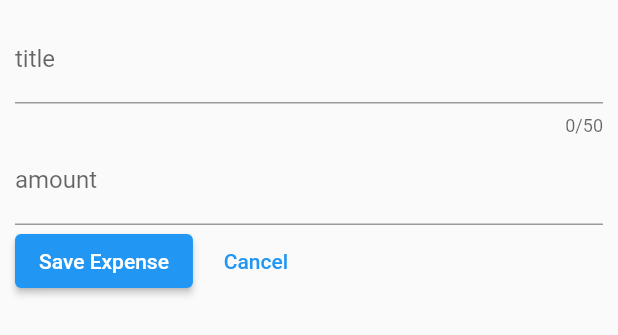
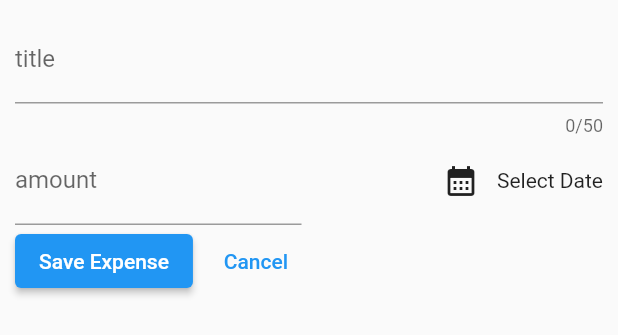
Before and after one commit to rinku-kr/expense_tracker, a Flutter app: the NewExpense widget shown alone on an empty page, opened directly, on a phone screen of 412 x 824 dp. Shown: the top 335 px of the screen. Run offline on Flutter 3.47's test engine with Material 2 defaults, Android fonts, the phone set to English and light mode, and no system bars.

Commit message:
Showing a datePicker

```diff
--- a/lib/widgets/new_expense.dart
+++ b/lib/widgets/new_expense.dart
@@ -12,6 +12,17 @@ class NewExpense extends StatefulWidget {
 class _NewExpenseState extends State<NewExpense> {
   final _titleController = TextEditingController();
   final _amountController = TextEditingController();
+
+  void _presentDatePicker() {
+    final now = DateTime.now();
+    final firstDate = DateTime(now.year - 1, now.month, now.day);
+
+    showDatePicker(
+        context: context,
+        initialDate: now,
+        firstDate: firstDate,
+        lastDate: now);
+  }
 
   @override
   void dispose() {
@@ -32,13 +43,33 @@ class _NewExpenseState extends State<NewExpense> {
             label: Text('title'),
           ),
         ),
-        TextField(
+        Row(
+          children: [
+            Expanded(
+              child: TextField(
                 controller: _amountController,
                 keyboardType: TextInputType.phone,
                 decoration: const InputDecoration(
                   label: Text('amount'),
                   prefixText: '\₹',
                 ),
+              ),
+            ),
+            const SizedBox(
+              width: 10,
+            ),
+            Expanded(
+                child: Row(
+              mainAxisAlignment: MainAxisAlignment.end,
+              crossAxisAlignment: CrossAxisAlignment.center,
+              children: [
+                IconButton(
+                    onPressed: _presentDatePicker,
+                    icon: const Icon(Icons.calendar_month)),
+                const Text('Select Date')
+              ],
+            ))
+          ],
         ),
         Row(
           children: [
```
Lines whose indentation alone changed are shown as unchanged.
